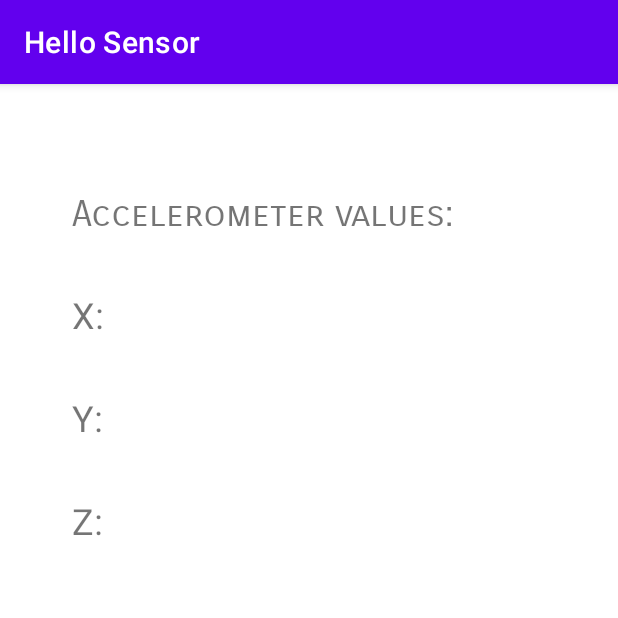
After one commit to isak-m/hello-sensor, an Android app: the AccelerometerActivity screen opened directly, with no data from a screen before it, on a phone screen of 412 x 824 dp, the top half of it. The commit adds this screen. Run offline under Robolectric (Android 15) with nearby library versions, the phone set to English and light mode, and no system bars.

Commit message:
fungerande kompass och accelerometer-läsare. att göra: utvidgning (ksk filtrera) och förstå rotation matrix

```diff
--- /dev/null
+++ b/app/src/main/java/com/example/hellosensor/AccelerometerActivity.java
@@ -0,0 +1,52 @@
+package com.example.hellosensor;
+
+import androidx.appcompat.app.AppCompatActivity;
+
+import android.hardware.SensorEvent;
+import android.hardware.SensorEventListener;
+import android.hardware.SensorManager;
+import android.hardware.Sensor;
+import android.widget.TextView;
+import android.os.Bundle;
+
+public class AccelerometerActivity extends AppCompatActivity implements SensorEventListener {
+
+    private SensorManager mSensorManager;
+    private Sensor mAccelerometer;
+    private TextView xTV;
+    private TextView yTV;
+    private TextView zTV;
+
+    @Override
+    protected void onCreate(Bundle savedInstanceState) {
+        super.onCreate(savedInstanceState);
+        setContentView(R.layout.activity_accelerometer);
+        mSensorManager = (SensorManager)getSystemService(SENSOR_SERVICE);
+        mAccelerometer = mSensorManager.getDefaultSensor(Sensor.TYPE_ACCELEROMETER);
+        xTV = (TextView) findViewById(R.id.textView2);
+        yTV = (TextView) findViewById(R.id.textView3);
+        zTV = (TextView) findViewById(R.id.textView4);
+    }
+
+    protected void onResume() {
+        super.onResume();
+        mSensorManager.registerListener(this, mAccelerometer, SensorManager.SENSOR_DELAY_NORMAL);
+    }
+
+    protected void onPause() {
+        super.onPause();
+        mSensorManager.unregisterListener(this);
+    }
+
+    public void onSensorChanged(SensorEvent event) {
+        xTV.setText(String.format("%.3f", event.values[0]));
+        yTV.setText(String.format("%.3f", event.values[1]));
+        zTV.setText(String.format("%.3f", event.values[2]));
+
+    }
+
+    @Override
+    public void onAccuracyChanged(Sensor sensor, int i) {
+
+    }
+}
--- a/app/src/main/res/layout/accelerometer_activity.xml
+++ /dev/null
@@ -1,6 +0,0 @@
-<?xml version="1.0" encoding="utf-8"?>
-<LinearLayout xmlns:android="http://schemas.android.com/apk/res/android"
-    android:layout_width="match_parent"
-    android:layout_height="match_parent">
-
-</LinearLayout>
--- /dev/null
+++ b/app/src/main/res/layout/activity_accelerometer.xml
@@ -0,0 +1,51 @@
+<?xml version="1.0" encoding="utf-8"?>
+<androidx.constraintlayout.widget.ConstraintLayout xmlns:android="http://schemas.android.com/apk/res/android"
+    xmlns:app="http://schemas.android.com/apk/res-auto"
+    xmlns:tools="http://schemas.android.com/tools"
+    android:layout_width="match_parent"
+    android:layout_height="match_parent"
+    tools:context=".AccelerometerActivity">
+
+
+    <TextView
+        android:id="@+id/textView"
+        android:layout_width="wrap_content"
+        android:layout_height="wrap_content"
+        android:layout_marginStart="48dp"
+        android:layout_marginTop="72dp"
+        android:text="Accelerometer values:"
+        android:fontFamily="sans-serif-smallcaps"
+        android:textSize="24dp"
+        app:layout_constraintStart_toStartOf="parent"
+        app:layout_constraintTop_toTopOf="parent" />
+
+    <TextView
+        android:id="@+id/textView2"
+        android:layout_width="wrap_content"
+        android:layout_height="wrap_content"
+        android:layout_marginTop="36dp"
+        android:text="X: "
+        android:textSize="24dp"
+        app:layout_constraintStart_toStartOf="@+id/textView"
+        app:layout_constraintTop_toBottomOf="@+id/textView" />
+
+    <TextView
+        android:id="@+id/textView3"
+        android:layout_width="wrap_content"
+        android:layout_height="wrap_content"
+        android:layout_marginTop="36dp"
+        android:text="Y: "
+        android:textSize="24dp"
+        app:layout_constraintStart_toStartOf="@+id/textView2"
+        app:layout_constraintTop_toBottomOf="@+id/textView2" />
+
+    <TextView
+        android:id="@+id/textView4"
+        android:layout_width="wrap_content"
+        android:layout_height="wrap_content"
+        android:layout_marginTop="36dp"
+        android:text="Z: "
+        android:textSize="24dp"
+        app:layout_constraintStart_toStartOf="@+id/textView3"
+        app:layout_constraintTop_toBottomOf="@+id/textView3" />
+</androidx.constraintlayout.widget.ConstraintLayout>
```
Also changed, not shown: app/src/main/AndroidManifest.xml (+9 -3 lines), app/src/main/java/com/example/hellosensor/CompassActivity.java (added, +109 -0 lines), app/src/main/java/com/example/hellosensor/MainActivity.java (+17 -8 lines), app/src/main/res/layout/activity_compass.xml (added, +19 -0 lines), app/src/main/res/layout/activity_main.xml (+13 -2 lines).
